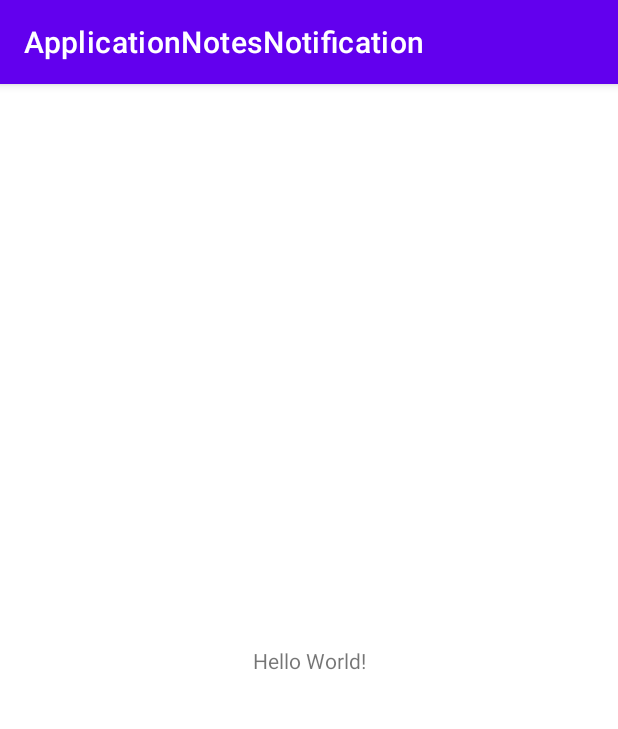
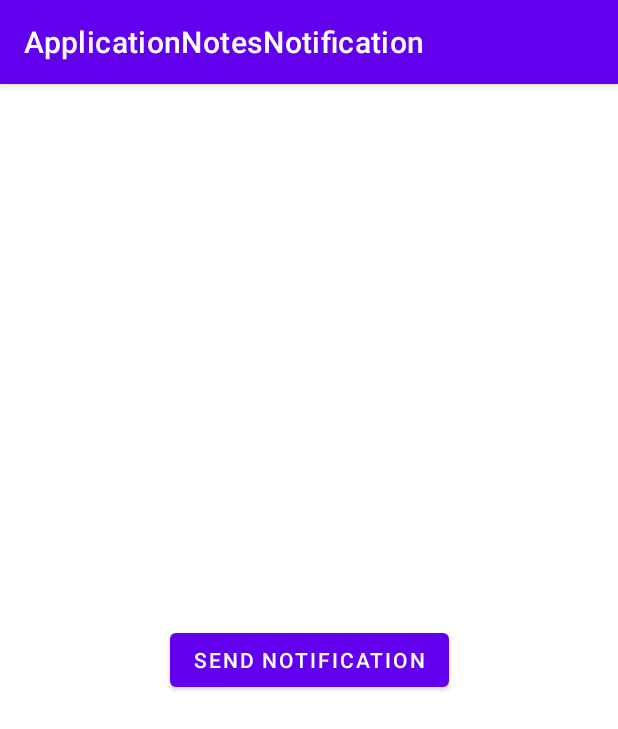
Before and after one commit to GuiQRSM/ApplicationNotesNotification, an Android app: the screen it shows after launch (MainActivity), on a phone screen of 412 x 824 dp. Shown: the top 729 px of the screen. Run offline under Robolectric (Android 15) with nearby library versions, the phone set to English and light mode, and no system bars.

Commit message:
Implement a 'Button' in main_activity.xml.

```diff
--- a/app/src/main/res/layout/activity_main.xml
+++ b/app/src/main/res/layout/activity_main.xml
@@ -6,13 +6,14 @@
     android:layout_height="match_parent"
     tools:context=".MainActivity">
 
-    <TextView
+    <Button
+        android:id="@+id/button_send_notification"
         android:layout_width="wrap_content"
         android:layout_height="wrap_content"
-        android:text="Hello World!"
+        android:text="Send Notification"
         app:layout_constraintBottom_toBottomOf="parent"
         app:layout_constraintLeft_toLeftOf="parent"
         app:layout_constraintRight_toRightOf="parent"
-        app:layout_constraintTop_toTopOf="parent" />
+        app:layout_constraintTop_toTopOf="parent"/>
 
 </androidx.constraintlayout.widget.ConstraintLayout>
```
